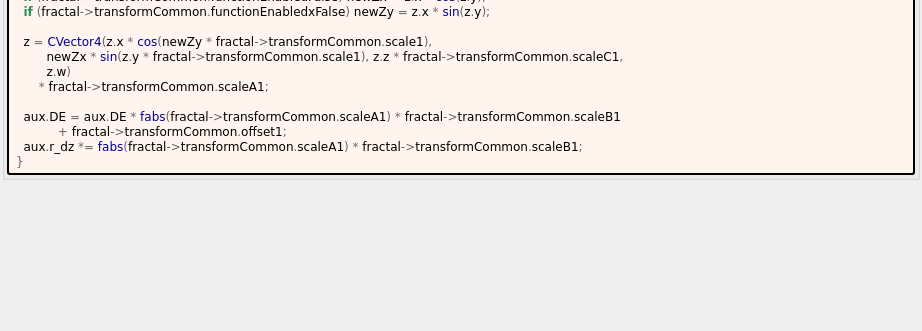
Before: the Qt Designer form mandelbulber2/formula/ui/transf_inv_cylindrical.ui in buddhi1980/mandelbulber2, drawn with Qt 5; both pictures show x 0 to 922 and y 420 to 751 of the 922 by 751 pixel window.
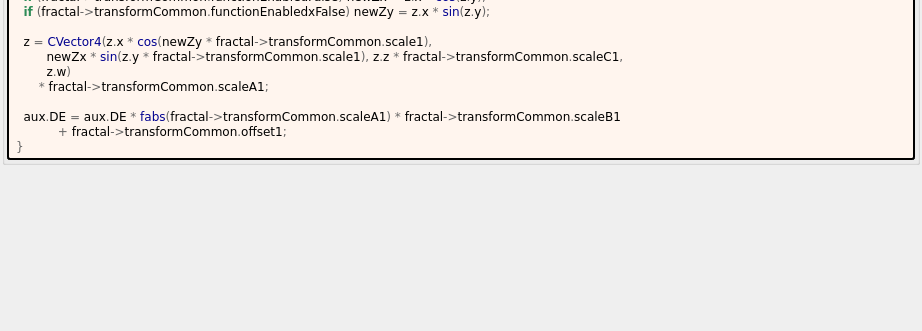
After: the same form once the commit is applied. Custom widgets are drawn as their Qt base class.

Diff of the .ui file:
```diff
--- a/mandelbulber2/formula/ui/transf_inv_cylindrical.ui
+++ b/mandelbulber2/formula/ui/transf_inv_cylindrical.ui
@@ -343,7 +343,6 @@
 
   aux&lt;span style=&quot;color:#676767&quot;&gt;.&lt;/span&gt;DE &lt;span style=&quot;color:#676767&quot;&gt;=&lt;/span&gt; aux&lt;span style=&quot;color:#676767&quot;&gt;.&lt;/span&gt;DE &lt;span style=&quot;color:#676767&quot;&gt;*&lt;/span&gt; &lt;span style=&quot;color:#00008f&quot;&gt;fabs&lt;/span&gt;&lt;span style=&quot;color:#676767&quot;&gt;(&lt;/span&gt;fractal&lt;span style=&quot;color:#676767&quot;&gt;-&amp;gt;&lt;/span&gt;transformCommon&lt;span style=&quot;color:#676767&quot;&gt;.&lt;/span&gt;scaleA1&lt;span style=&quot;color:#676767&quot;&gt;) *&lt;/span&gt; fractal&lt;span style=&quot;color:#676767&quot;&gt;-&amp;gt;&lt;/span&gt;transformCommon&lt;span style=&quot;color:#676767&quot;&gt;.&lt;/span&gt;scaleB1
            &lt;span style=&quot;color:#676767&quot;&gt;+&lt;/span&gt; fractal&lt;span style=&quot;color:#676767&quot;&gt;-&amp;gt;&lt;/span&gt;transformCommon&lt;span style=&quot;color:#676767&quot;&gt;.&lt;/span&gt;offset1&lt;span style=&quot;color:#676767&quot;&gt;;&lt;/span&gt;
-  aux&lt;span style=&quot;color:#676767&quot;&gt;.&lt;/span&gt;r_dz &lt;span style=&quot;color:#676767&quot;&gt;*=&lt;/span&gt; &lt;span style=&quot;color:#00008f&quot;&gt;fabs&lt;/span&gt;&lt;span style=&quot;color:#676767&quot;&gt;(&lt;/span&gt;fractal&lt;span style=&quot;color:#676767&quot;&gt;-&amp;gt;&lt;/span&gt;transformCommon&lt;span style=&quot;color:#676767&quot;&gt;.&lt;/span&gt;scaleA1&lt;span style=&quot;color:#676767&quot;&gt;) *&lt;/span&gt; fractal&lt;span style=&quot;color:#676767&quot;&gt;-&amp;gt;&lt;/span&gt;transformCommon&lt;span style=&quot;color:#676767&quot;&gt;.&lt;/span&gt;scaleB1&lt;span style=&quot;color:#676767&quot;&gt;;&lt;/span&gt;
 &lt;span style=&quot;color:#676767&quot;&gt;}&lt;/span&gt;
 &lt;/pre&gt;
 &lt;/body&gt;</string>
```
